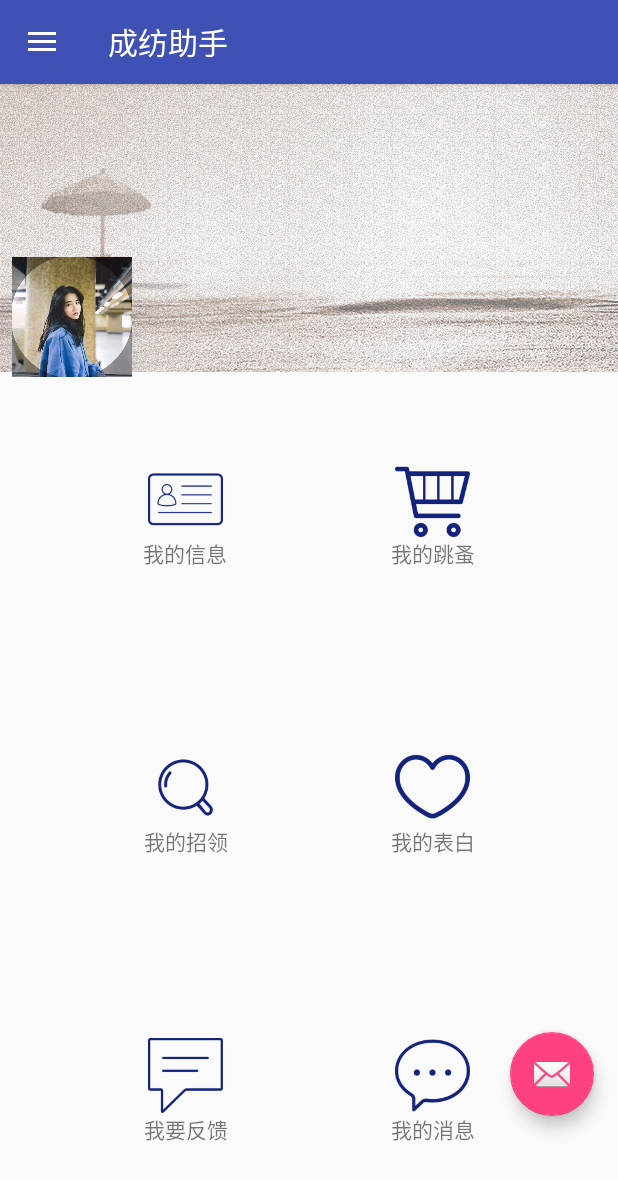
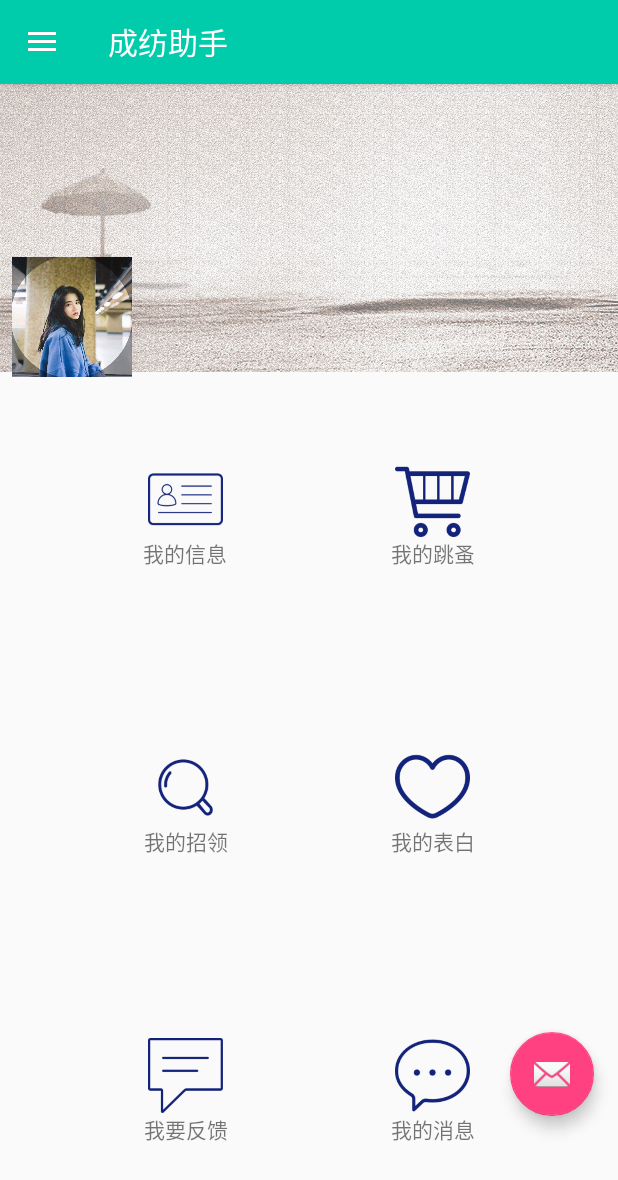
Before and after one commit to CCcn/CDTCAssistant, an Android app: the fragment MineFragment placed in its activity, on a phone screen of 412 x 824 dp. Shown: the top 1180 px of the screen. Run offline under Robolectric (Android 15) with nearby library versions, the phone set to English and light mode, and no system bars; libraries missing offline, so code that uses them is left out: com.hjm.bottomtabbar; plain views replace BottomTabBar; 3 statements that could not run were skipped.

Commit message:
实现意见反馈 更改主题颜色

```diff
--- a/app/src/main/AndroidManifest.xml
+++ b/app/src/main/AndroidManifest.xml
@@ -5,6 +5,7 @@
     <uses-permission android:name="android.permission.INTERNET" />
     <uses-permission android:name="android.permission.ACCESS_NETWORK_STATE" />
     <uses-permission android:name="android.permission.ACCESS_WIFI_STATE" />
+    <uses-permission android:name="android.permission.READ_PHONE_STATE" />
 
     <application
         android:allowBackup="true"
@@ -35,7 +36,10 @@
         <activity
             android:name=".activity.BuyDetailActivity"
             android:theme="@style/AppTheme.NoActionBar" />
-        <activity android:name=".activity.AboutActivity"
+        <activity
+            android:name=".activity.AboutActivity"
+            android:theme="@style/AppTheme.NoActionBar" />
+        <activity android:name=".activity.FeedbackActivity"
             android:theme="@style/AppTheme.NoActionBar"/>
     </application>
 
--- a/app/src/main/java/com/cdtc/student/cdtcassistant/activity/MainActivity.java
+++ b/app/src/main/java/com/cdtc/student/cdtcassistant/activity/MainActivity.java
@@ -127,7 +127,7 @@ public class MainActivity extends AppCompatActivity
                 .setImgSize(64,64)
                 .setFontSize(8)
                 .setTabPadding(20,6,20)
-                .setChangeColor(Color.parseColor("#ffb900"),Color.DKGRAY)
+                .setChangeColor(Color.parseColor("#00CBAB"),Color.DKGRAY)
                 .addTabItem("首页", R.drawable.icon_index, IndexFragment.class)
                 .addTabItem("跳蚤", R.drawable.icon_buy, BuyFragment.class)
                 .addTabItem("招领", R.drawable.icon_find, FindFragment.class)
--- a/app/src/main/java/com/cdtc/student/cdtcassistant/fragment/MineFragment.java
+++ b/app/src/main/java/com/cdtc/student/cdtcassistant/fragment/MineFragment.java
@@ -1,5 +1,6 @@
 package com.cdtc.student.cdtcassistant.fragment;
 
+import android.app.Activity;
 import android.support.annotation.NonNull;
 import android.support.annotation.Nullable;
 import android.support.v4.app.Fragment;
@@ -8,8 +9,11 @@ import android.os.Bundle;
 import android.view.LayoutInflater;
 import android.view.View;
 import android.view.ViewGroup;
+import android.widget.LinearLayout;
 
 import com.cdtc.student.cdtcassistant.R;
+import com.cdtc.student.cdtcassistant.activity.FeedbackActivity;
+import com.cdtc.student.cdtcassistant.util.T;
 
 
 /**
@@ -20,8 +24,25 @@ import com.cdtc.student.cdtcassistant.R;
  *
  * @author pcc
  */
-public class MineFragment extends Fragment {
+public class MineFragment extends Fragment implements View.OnClickListener{
 
+    /**
+     * 六个模块
+     *  跳蚤
+     *  个人信息
+     *  失物招领
+     *  表白墙
+     *  消息
+     *  反馈
+     */
+    private LinearLayout buy;
+    private LinearLayout info;
+    private LinearLayout find;
+    private LinearLayout love;
+    private LinearLayout message;
+    private LinearLayout feedback;
+
+    private Activity activity;
     @Override
     public void onCreate(Bundle savedInstanceState) {
         super.onCreate(savedInstanceState);
@@ -35,9 +56,14 @@ public class MineFragment extends Fragment {
 
         View view = inflater.inflate(R.layout.activity_mine_fragment, container, false);
 
+        initVariable();
         initView(view);
 
         return view;
+    }
+
+    private void initVariable() {
+        activity = getActivity();
     }
 
     /**
@@ -46,6 +72,30 @@ public class MineFragment extends Fragment {
      */
     private void initView(View view) {
 
+        buy = view.findViewById(R.id.mine_layout_buy);
+        info = view.findViewById(R.id.mine_layout_info);
+        find = view.findViewById(R.id.mine_layout_find);
+        love = view.findViewById(R.id.mine_layout_love);
+        message = view.findViewById(R.id.mine_layout_message);
+        feedback = view.findViewById(R.id.mine_layout_feedback);
+
+        buy.setOnClickListener(this);
+        info.setOnClickListener(this);
+        find.setOnClickListener(this);
+        love.setOnClickListener(this);
+        message.setOnClickListener(this);
+        feedback.setOnClickListener(this);
     }
 
+    @Override
+    public void onClick(View v) {
+        switch (v.getId()) {
+            case R.id.mine_layout_feedback:
+                FeedbackActivity.startAction(activity);
+                break;
+            default:
+                T.showShort(activity,"暂未开通");
+                break;
+        }
+    }
 }
--- a/app/src/main/res/values/colors.xml
+++ b/app/src/main/res/values/colors.xml
@@ -1,7 +1,8 @@
 <?xml version="1.0" encoding="utf-8"?>
 <resources>
-    <color name="colorPrimary">#3F51B5</color>
-    <color name="colorPrimaryDark">#303F9F</color>
+    <color name="colorPrimary">#00CBAB</color>
+    <color name="colorPrimaryDark">#00CBAB</color>
     <color name="colorAccent">#FF4081</color>
-    <color name="gray">#c0c0c6</color>
+    <color name="gray">#C0C0C6</color>
+    <color name="white">#FFFFFF</color>
 </resources>
--- a/app/src/main/res/values/strings.xml
+++ b/app/src/main/res/values/strings.xml
@@ -10,4 +10,6 @@
     <string name="share">分享</string>
     <string name="about">关于</string>
     <string name="tools">设置</string>
+
+    <string name="feedback_contact">请输入联系方式(QQ或WeChat)</string>
 </resources>
```
Also changed, not shown: app/src/main/java/com/cdtc/student/cdtcassistant/activity/FeedbackActivity.java (added, +175 -0 lines), app/src/main/java/com/cdtc/student/cdtcassistant/common/HttpConstant.java (added, +15 -0 lines), app/src/main/java/com/cdtc/student/cdtcassistant/network/Api.java (+10 -2 lines), app/src/main/java/com/cdtc/student/cdtcassistant/network/bean/FeedbackBean.java (added, +45 -0 lines), app/src/main/java/com/cdtc/student/cdtcassistant/network/response/BaseResponse.java (added, +19 -0 lines), app/src/main/java/com/cdtc/student/cdtcassistant/network/response/FeedbackResponse.java (added, +10 -0 lines), app/src/main/res/drawable/shape_btn_bg.xml (added, +15 -0 lines), app/src/main/res/drawable/shape_et_bg.xml (added, +20 -0 lines), app/src/main/res/layout/activity_feedback.xml (added, +63 -0 lines), app/src/main/res/drawable-v24/ic_common_title_bg.jpg, app/src/main/res/drawable/ic_common_title_bg.jpg.
